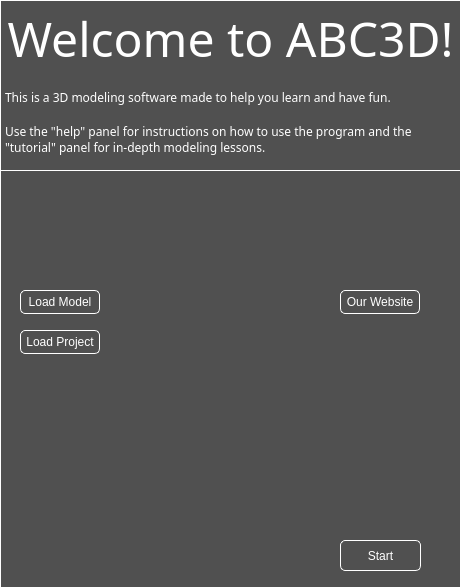
The window that StartMenu.ui (ducla9762-stack/abc3d) describes before a commit, drawn with Qt 5.
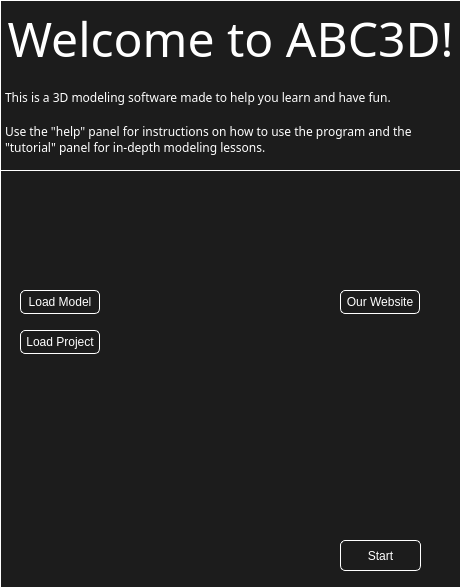
The same window after the commit.

Commit message: Start menu button functionality

```diff
--- a/StartMenu.ui
+++ b/StartMenu.ui
@@ -25,9 +25,9 @@
      <colorrole role="Button">
       <brush brushstyle="SolidPattern">
        <color alpha="255">
-        <red>80</red>
-        <green>80</green>
-        <blue>80</blue>
+        <red>28</red>
+        <green>28</green>
+        <blue>28</blue>
        </color>
       </brush>
      </colorrole>
@@ -52,18 +52,18 @@
      <colorrole role="Base">
       <brush brushstyle="SolidPattern">
        <color alpha="255">
-        <red>80</red>
-        <green>80</green>
-        <blue>80</blue>
+        <red>28</red>
+        <green>28</green>
+        <blue>28</blue>
        </color>
       </brush>
      </colorrole>
      <colorrole role="Window">
       <brush brushstyle="SolidPattern">
        <color alpha="255">
-        <red>80</red>
-        <green>80</green>
-        <blue>80</blue>
+        <red>28</red>
+        <green>28</green>
+        <blue>28</blue>
        </color>
       </brush>
      </colorrole>
@@ -90,9 +90,9 @@
      <colorrole role="Button">
       <brush brushstyle="SolidPattern">
        <color alpha="255">
-        <red>80</red>
-        <green>80</green>
-        <blue>80</blue>
+        <red>28</red>
+        <green>28</green>
+        <blue>28</blue>
        </color>
       </brush>
      </colorrole>
@@ -117,18 +117,18 @@
      <colorrole role="Base">
       <brush brushstyle="SolidPattern">
        <color alpha="255">
-        <red>80</red>
-        <green>80</green>
-        <blue>80</blue>
+        <red>28</red>
+        <green>28</green>
+        <blue>28</blue>
        </color>
       </brush>
      </colorrole>
      <colorrole role="Window">
       <brush brushstyle="SolidPattern">
        <color alpha="255">
-        <red>80</red>
-        <green>80</green>
-        <blue>80</blue>
+        <red>28</red>
+        <green>28</green>
+        <blue>28</blue>
        </color>
       </brush>
      </colorrole>
@@ -155,9 +155,9 @@
      <colorrole role="Button">
       <brush brushstyle="SolidPattern">
        <color alpha="255">
-        <red>80</red>
-        <green>80</green>
-        <blue>80</blue>
+        <red>28</red>
+        <green>28</green>
+        <blue>28</blue>
        </color>
       </brush>
      </colorrole>
@@ -182,18 +182,18 @@
      <colorrole role="Base">
       <brush brushstyle="SolidPattern">
        <color alpha="255">
-        <red>80</red>
-        <green>80</green>
-        <blue>80</blue>
+        <red>28</red>
+        <green>28</green>
+        <blue>28</blue>
        </color>
       </brush>
      </colorrole>
      <colorrole role="Window">
       <brush brushstyle="SolidPattern">
        <color alpha="255">
-        <red>80</red>
-        <green>80</green>
-        <blue>80</blue>
+        <red>28</red>
+        <green>28</green>
+        <blue>28</blue>
        </color>
       </brush>
      </colorrole>
@@ -213,7 +213,7 @@
    <string>Dialog</string>
   </property>
   <property name="styleSheet">
-   <string notr="true">background-color: #505050;
+   <string notr="true">background-color: #1c1c1c;
 border: 1px solid white;
 color: white;</string>
   </property>
```
Left out of the diff: 59 changed lines with no effect on the pictures. The commit also changes 3 other files.
